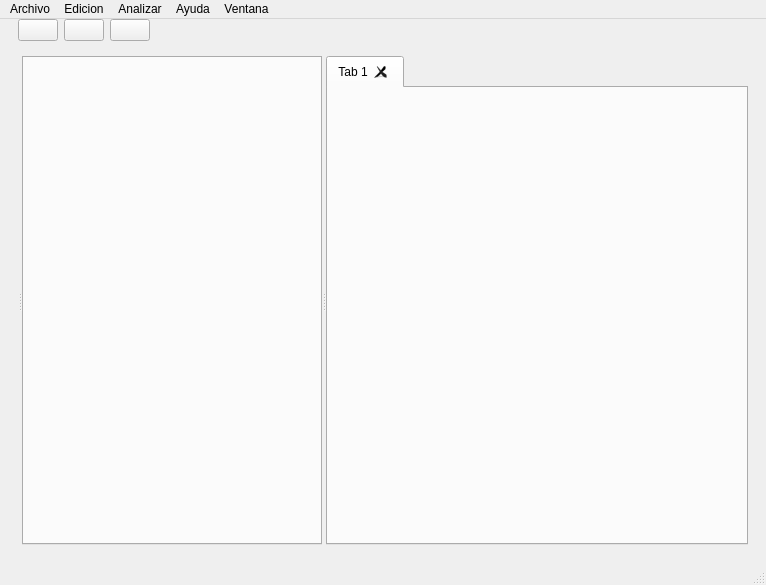
martyn1128/Lenguajes-AutomatasI, file App/ui/Ventana_Principal.ui: the form before one commit.
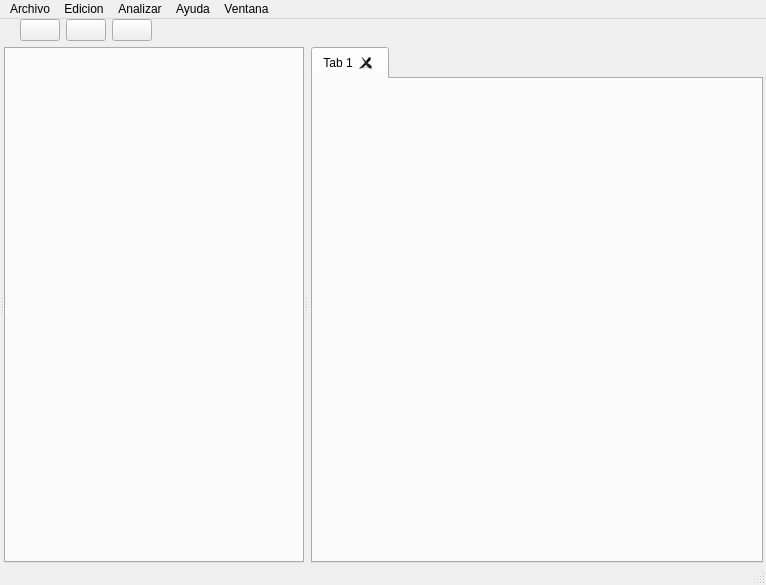
The form after the commit. Icons and pictures are not drawn.

```diff
--- a/App/ui/Ventana_Principal.ui
+++ b/App/ui/Ventana_Principal.ui
@@ -21,15 +21,36 @@
   </property>
   <widget class="QWidget" name="ventana">
    <layout class="QGridLayout" name="gridLayout">
+    <property name="leftMargin">
+     <number>0</number>
+    </property>
     <property name="topMargin">
      <number>0</number>
     </property>
+    <property name="rightMargin">
+     <number>0</number>
+    </property>
+    <property name="bottomMargin">
+     <number>0</number>
+    </property>
+    <property name="horizontalSpacing">
+     <number>4</number>
+    </property>
+    <property name="verticalSpacing">
+     <number>2</number>
+    </property>
     <item row="0" column="0">
      <widget class="QWidget" name="widget_2" native="true">
       <layout class="QHBoxLayout" name="horizontalLayout_6">
+       <property name="leftMargin">
+        <number>20</number>
+       </property>
        <property name="topMargin">
         <number>0</number>
        </property>
+       <property name="rightMargin">
+        <number>0</number>
+       </property>
        <property name="bottomMargin">
         <number>0</number>
        </property>
@@ -125,6 +146,21 @@
       </property>
       <widget class="QWidget" name="page">
        <layout class="QHBoxLayout" name="horizontalLayout" stretch="0">
+        <property name="spacing">
+         <number>4</number>
+        </property>
+        <property name="leftMargin">
+         <number>0</number>
+        </property>
+        <property name="topMargin">
+         <number>4</number>
+        </property>
+        <property name="rightMargin">
+         <number>0</number>
+        </property>
+        <property name="bottomMargin">
+         <number>0</number>
+        </property>
         <item>
          <widget class="QSplitter" name="splitter">
           <property name="orientation">
@@ -179,9 +215,15 @@
             </size>
            </property>
            <layout class="QVBoxLayout" name="verticalLayout">
+            <property name="leftMargin">
+             <number>3</number>
+            </property>
             <property name="topMargin">
              <number>0</number>
             </property>
+            <property name="rightMargin">
+             <number>3</number>
+            </property>
             <property name="bottomMargin">
              <number>0</number>
             </property>
@@ -202,6 +244,9 @@
               <property name="movable">
                <bool>true</bool>
               </property>
+              <property name="tabBarAutoHide">
+               <bool>false</bool>
+              </property>
               <widget class="QWidget" name="tab_5">
                <attribute name="title">
                 <string>Tab 1</string>
```
